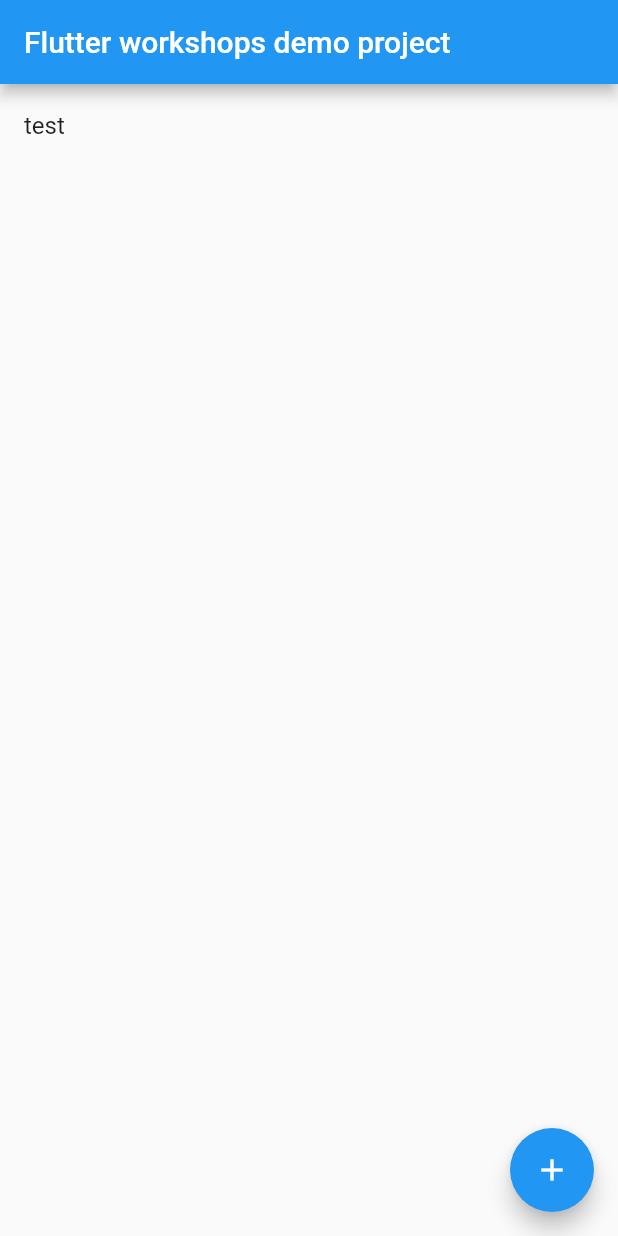
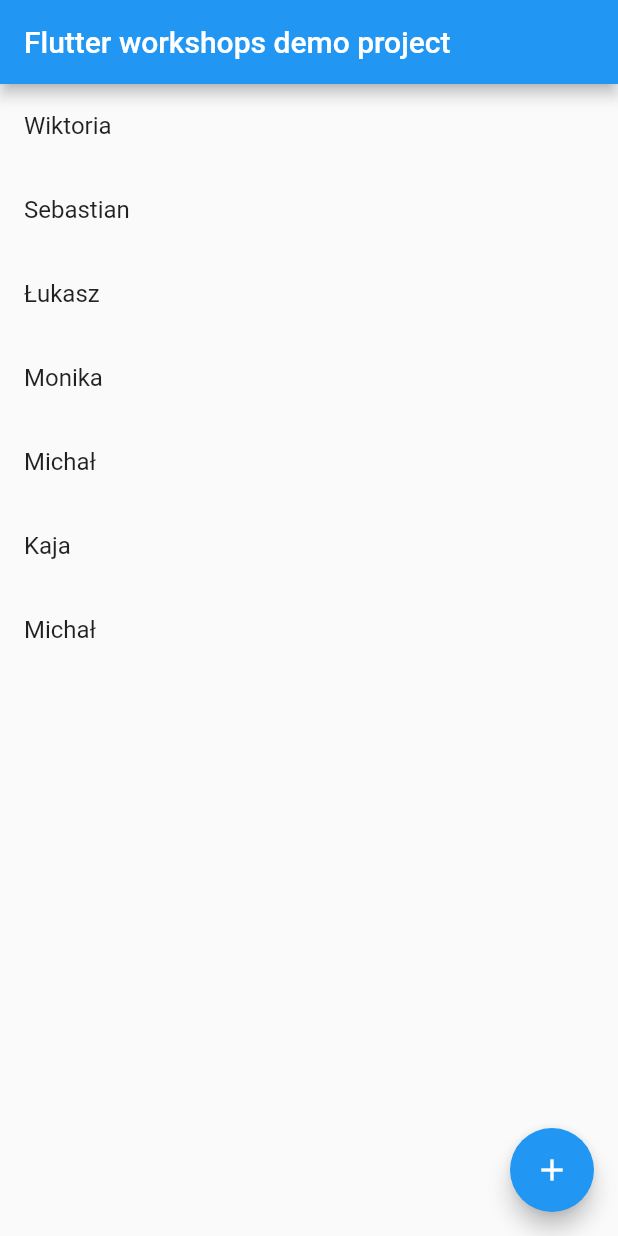
Before and after one commit to wiktoriasobczyk/GSDC-flutter-workshops, a Flutter app: the screen it shows after launch, after a tap on the "add" icon, on a phone screen of 412 x 824 dp. Run offline on Flutter 3.47's test engine with Material 2 defaults, Android fonts, the phone set to English and light mode, and no system bars.

Commit message:
add random attentioners

```diff
--- a/lib/screens/home_screen.dart
+++ b/lib/screens/home_screen.dart
@@ -1,3 +1,5 @@
+import 'dart:math';
+
 import 'package:flutter/material.dart';
 
 class MyHomePage extends StatefulWidget {
@@ -10,11 +12,23 @@
 }
 
 class _MyHomePageState extends State<MyHomePage> {
-  final List<String> _attentioners = [];
+  final List<String> _attentioners = [
+    'Wiktoria',
+    'Sebastian',
+    'Łukasz',
+    'Monika',
+    'Michał',
+    'Kaja'
+  ];
+
+  String _getRandomAttenioner() {
+    int generatedIndex = Random().nextInt(_attentioners.length);
+    return _attentioners[generatedIndex];
+  }
 
   void _addItem() {
     setState(() {
-      _attentioners.add('test');
+      _attentioners.add(_getRandomAttenioner());
     });
   }
 
```
